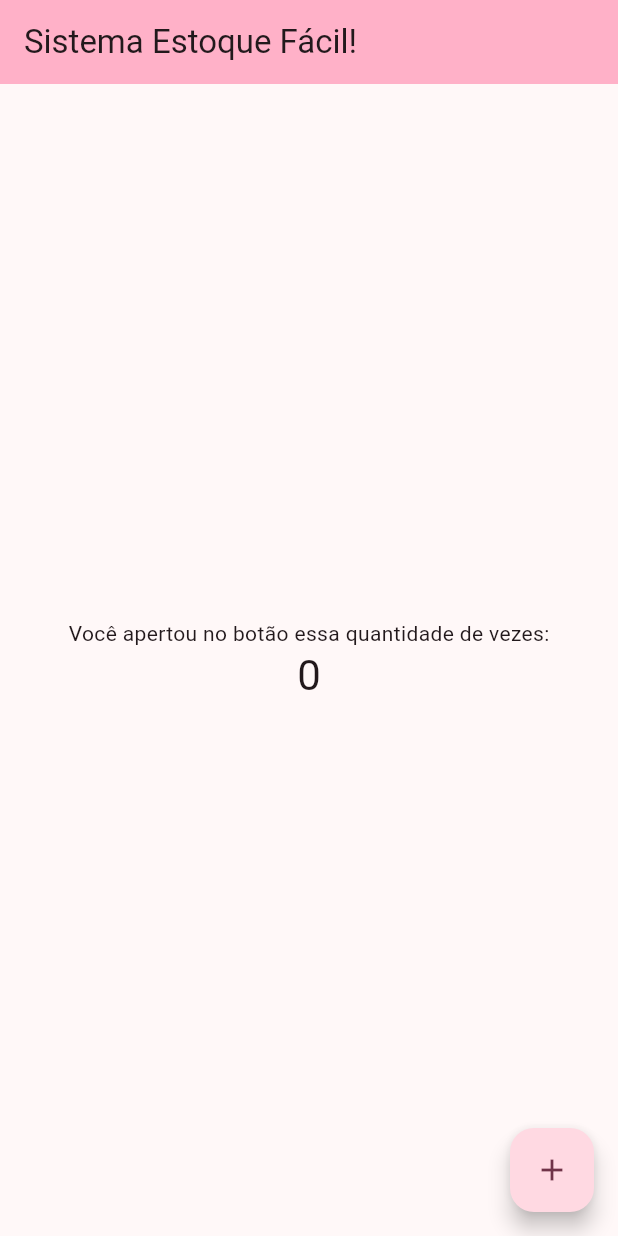
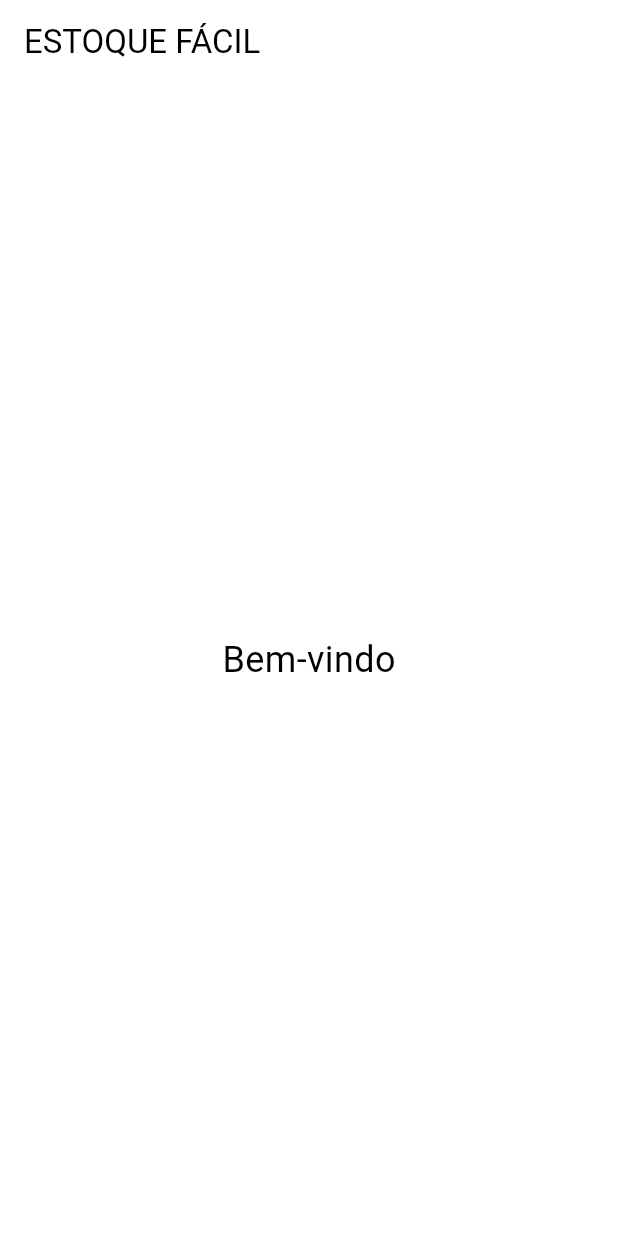
Before and after one commit to jvenicius/estoque_facil_app, a Flutter app: the screen it shows after launch, on a phone screen of 412 x 824 dp. Run offline on Flutter 3.47's test engine with Material 3 defaults, Android fonts, the phone set to English and light mode, and no system bars.

Commit message:
Second commit

```diff
--- a/lib/main.dart
+++ b/lib/main.dart
@@ -1,69 +1,29 @@
 import 'package:flutter/material.dart';
+import 'package:estoque_facil/screens/home.dart';
 
 void main() {
-  runApp(const MyApp());
+  runApp(const EstoqueFacil());
 }
 
-class MyApp extends StatelessWidget {
-  const MyApp({super.key});
+class EstoqueFacil extends StatelessWidget {
+  const EstoqueFacil({super.key});
 
   // This widget is the root of your application.
   @override
   Widget build(BuildContext context) {
     return MaterialApp(
-      title: 'Estoque Fácil',
       theme: ThemeData(
-        colorScheme: ColorScheme.fromSeed(seedColor: Colors.black12),
-        useMaterial3: true,
+        colorScheme: ColorScheme.fromSwatch(
+          primarySwatch: Colors.blue,
+        ).copyWith(
+          secondary: Colors.blueAccent[700],
+        ),
+        buttonTheme: ButtonThemeData(
+          buttonColor: Colors.blueAccent[700],
+          textTheme: ButtonTextTheme.accent,
+        ),
       ),
-      home: const MyHomePage(title: 'Sistema Estoque Fácil!'),
+      home: const Home(),
     );
   }
 }
-
-class MyHomePage extends StatefulWidget {
-  const MyHomePage({super.key, required this.title});
-  final String title;
-
-  @override
-  State<MyHomePage> createState() => _MyHomePageState();
-}
-
-class _MyHomePageState extends State<MyHomePage> {
-  int _counter = 0;
-
-  void _incrementCounter() {
-    setState(() {
-      _counter++;
-    });
-  }
-
-  @override
-  Widget build(BuildContext context) {
-    return Scaffold(
-      appBar: AppBar(
-        backgroundColor: Theme.of(context).colorScheme.inversePrimary,
-        title: Text(widget.title),
-      ),
-      body: Center(
-        child: Column(
-          mainAxisAlignment: MainAxisAlignment.center,
-          children: <Widget>[
-            const Text(
-              'Você apertou no botão essa quantidade de vezes:',
-            ),
-            Text(
-              '$_counter',
-              style: Theme.of(context).textTheme.headlineMedium,
-            ),
-          ],
-        ),
-      ),
-      floatingActionButton: FloatingActionButton(
-        onPressed: _incrementCounter,
-        tooltip: 'Increment',
-        child: const Icon(Icons.add),
-      ), // This trailing comma makes auto-formatting nicer for build methods.
-    );
-  }
-}
--- /dev/null
+++ b/lib/screens/home.dart
@@ -0,0 +1,20 @@
+import 'package:flutter/material.dart';
+
+class Home extends StatelessWidget {
+  const Home({super.key});
+
+  @override
+  Widget build(BuildContext context) {
+    return Scaffold(
+      appBar: AppBar(
+        title: const Text('ESTOQUE FÁCIL'),
+      ),
+      body: const Center(
+        child: Text(
+          'Bem-vindo',
+          style: TextStyle(fontSize: 24),
+        ),
+      ),
+    );
+  }
+}
```
Also changed, not shown: 1 other file.
